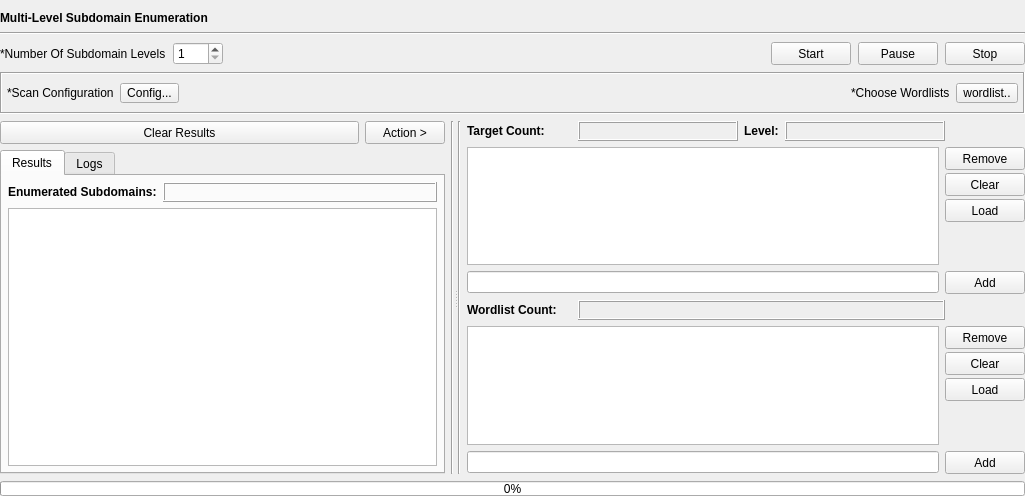
Above: gui/src/engines/level/Level.ui from 3nock/OTE before the change. Below: the same form after it.
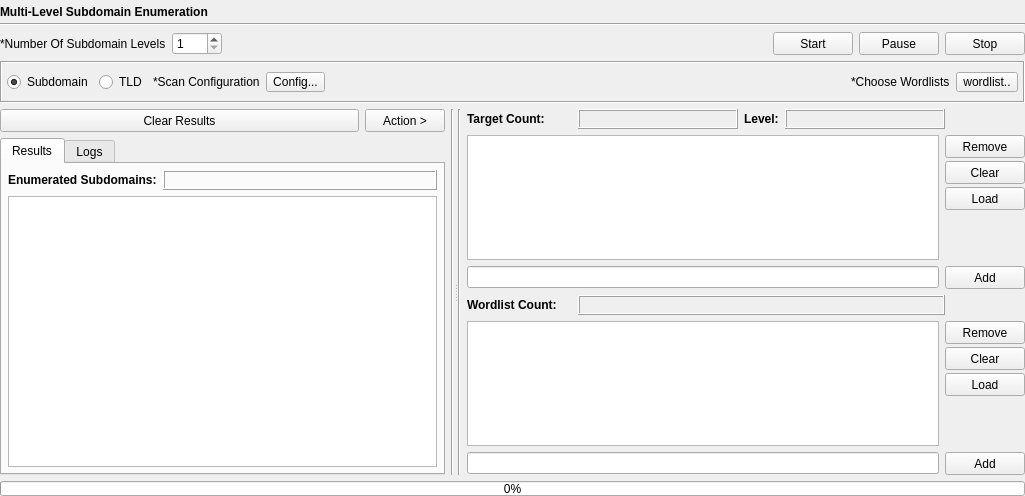
That is the form after the change.

The edit to the form file:
```diff
--- a/gui/src/engines/level/Level.ui
+++ b/gui/src/engines/level/Level.ui
@@ -18,11 +18,14 @@
   </property>
   <layout class="QVBoxLayout" name="verticalLayout_4">
    <property name="spacing">
-    <number>7</number>
+    <number>6</number>
    </property>
    <property name="leftMargin">
     <number>0</number>
    </property>
+   <property name="topMargin">
+    <number>5</number>
+   </property>
    <property name="rightMargin">
     <number>0</number>
    </property>
@@ -31,6 +34,9 @@
    </property>
    <item>
     <layout class="QVBoxLayout" name="verticalLayout_25">
+     <property name="spacing">
+      <number>4</number>
+     </property>
      <item>
       <widget class="QLabel" name="label_2">
        <property name="sizePolicy">
@@ -207,6 +213,23 @@
         <property name="rightMargin">
          <number>5</number>
         </property>
+        <item>
+         <widget class="QRadioButton" name="radioButton">
+          <property name="text">
+           <string>Subdomain</string>
+          </property>
+          <property name="checked">
+           <bool>true</bool>
+          </property>
+         </widget>
+        </item>
+        <item>
+         <widget class="QRadioButton" name="radioButton_2">
+          <property name="text">
+           <string>TLD</string>
+          </property>
+         </widget>
+        </item>
         <item>
          <widget class="QLabel" name="label_4">
           <property name="sizePolicy">
```
